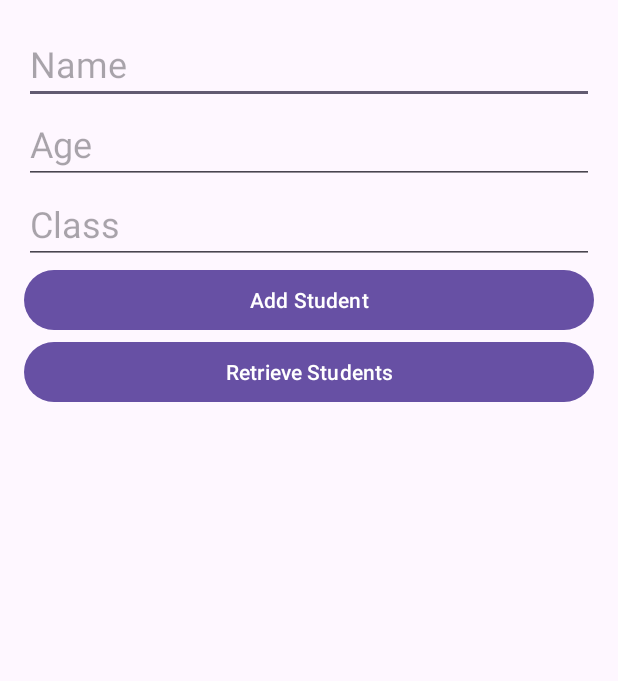
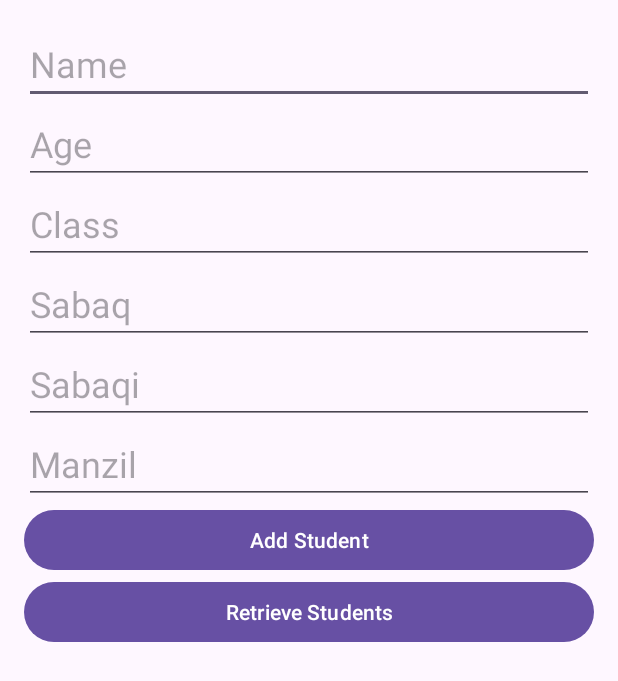
Before and after one commit to ZummerHanif/HifzTracker, an Android app: the screen it shows after launch (MainActivity), on a phone screen of 412 x 824 dp. Shown: the top 681 px of the screen. Run offline under Robolectric (Android 15) with nearby library versions, the phone set to English and light mode, and no system bars.

Commit message:
Recycler view and layout(item_student) added

```diff
--- a/app/src/main/res/layout/activity_main.xml
+++ b/app/src/main/res/layout/activity_main.xml
@@ -4,8 +4,7 @@
     android:layout_width="match_parent"
     android:layout_height="match_parent"
     android:orientation="vertical"
-    android:padding="16dp"
-    tools:context=".MainActivity">
+    android:padding="16dp">
 
     <EditText
         android:id="@+id/editTextName"
@@ -13,7 +12,7 @@
         android:layout_height="wrap_content"
         android:hint="Name"
         android:textSize="24sp"
-        />
+        android:inputType="textPersonName"/>
 
     <EditText
         android:id="@+id/editTextAge"
@@ -22,6 +21,7 @@
         android:hint="Age"
         android:inputType="number"
         android:textSize="24sp"
+
         />
 
     <EditText
@@ -29,8 +29,29 @@
         android:layout_width="match_parent"
         android:layout_height="wrap_content"
         android:hint="Class"
-        android:textSize="24sp"
-        />
+        android:textSize="24sp"/>
+
+    <EditText
+        android:id="@+id/editTextSabaq"
+        android:layout_width="match_parent"
+        android:layout_height="wrap_content"
+        android:hint="Sabaq"
+        android:textSize="24sp"/>
+
+    <EditText
+        android:id="@+id/editTextSabaqi"
+        android:layout_width="match_parent"
+        android:layout_height="wrap_content"
+        android:hint="Sabaqi"
+        android:textSize="24sp"/>
+
+    <EditText
+        android:id="@+id/editTextManzil"
+        android:layout_width="match_parent"
+        android:layout_height="wrap_content"
+        android:hint="Manzil"
+        android:inputType="number"
+        android:textSize="24sp"/>
 
     <Button
         android:id="@+id/buttonAddStudent"
@@ -49,7 +70,13 @@
         android:layout_width="match_parent"
         android:layout_height="wrap_content"
         android:layout_marginTop="16dp"
-        android:textAppearance="?android:textAppearanceMedium"
-        android:textStyle="bold" />
+        android:textAppearance="?android:textAppearanceMedium" />
+
+    <androidx.recyclerview.widget.RecyclerView
+        android:id="@+id/recyclerViewStudents"
+        android:layout_width="match_parent"
+        android:layout_height="wrap_content"
+        android:layout_marginTop="16dp"
+        tools:listitem="@layout/item_student" />
 
 </LinearLayout>
```
